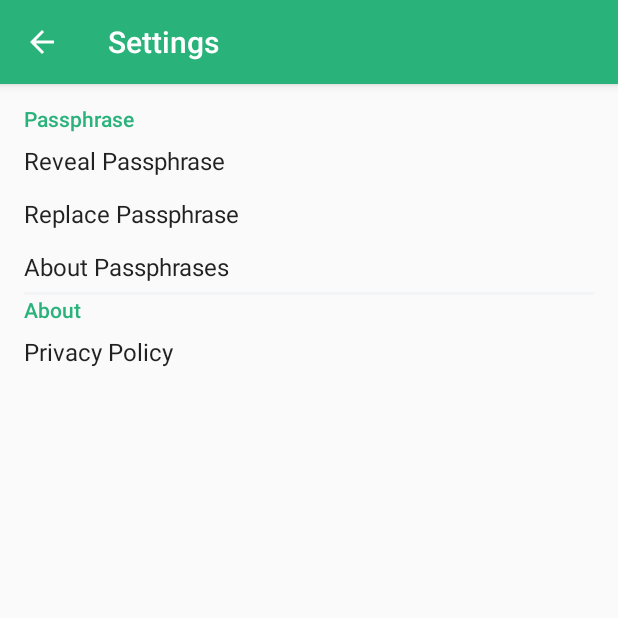
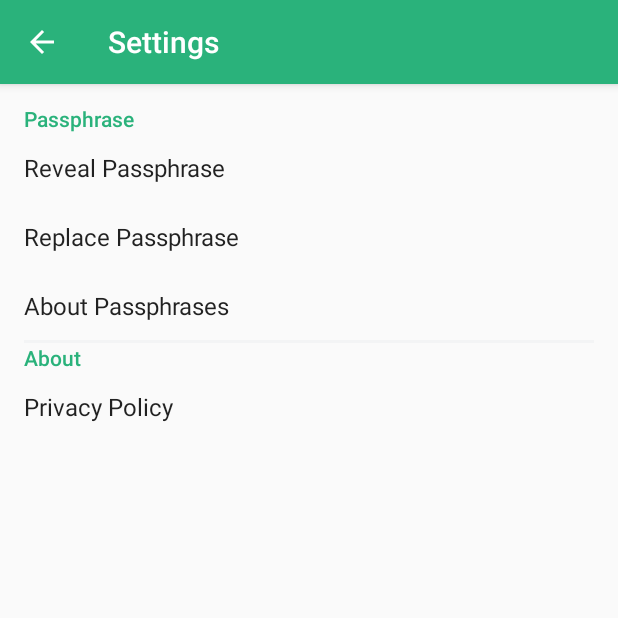
Before and after one commit to blockchain-certificates/wallet-android, an Android app: the SettingsFragment screen opened directly, with no data from a screen before it, on a phone screen of 412 x 824 dp, the top half of it. Run offline under Robolectric (Android 15) with nearby library versions, the phone set to English and light mode, and no system bars; our stand-ins replace data binding.

Commit message:
updated layout changes to addIssuer and settings fragment layouts

```diff
--- a/LearningMachine/app/src/main/res/layout/fragment_add_issuer.xml
+++ b/LearningMachine/app/src/main/res/layout/fragment_add_issuer.xml
@@ -8,8 +8,8 @@
         android:layout_width="match_parent"
         android:layout_height="match_parent"
         android:orientation="vertical"
-        android:paddingLeft="@dimen/fragment_add_issuer_linear_layout_left_padding"
-        android:paddingRight="@dimen/fragment_add_issuer_linear_layout_right_padding"
+        android:paddingStart="@dimen/fragment_add_issuer_linear_layout_padding_horizontal"
+        android:paddingEnd="@dimen/fragment_add_issuer_linear_layout_padding_horizontal"
         android:paddingTop="@dimen/fragment_add_issuer_linear_layout_top_padding"
         tools:context="com.learningmachine.android.app.ui.issuer.AddIssuerActivity">
 
@@ -30,6 +30,7 @@
                 android:layout_width="match_parent"
                 android:layout_height="wrap_content"
                 android:hint="@string/fragment_add_issuer_url"
+                android:paddingRight="@dimen/fragment_add_isser_editText_padding_right"
                 android:paddingBottom="@dimen/fragment_add_isser_url_edittext_bottom_padding"
                 style="@style/Material.Light.Subhead.Disabled"/>
         </android.support.design.widget.TextInputLayout>
@@ -51,6 +52,7 @@
                 android:layout_width="match_parent"
                 android:layout_height="wrap_content"
                 android:hint="@string/fragment_add_issuer_add_identity"
+                android:paddingRight="@dimen/fragment_add_isser_editText_padding_right"
                 style="@style/Material.Light.Subhead.Disabled"/>
 
         </android.support.design.widget.TextInputLayout>
--- a/LearningMachine/app/src/main/res/layout/fragment_settings.xml
+++ b/LearningMachine/app/src/main/res/layout/fragment_settings.xml
@@ -11,8 +11,8 @@
             android:layout_width="match_parent"
             android:layout_height="wrap_content"
             android:orientation="vertical"
-            android:paddingEnd="@dimen/fragment_settings_linear_layout_padding_end"
-            android:paddingStart="@dimen/fragment_settings_linear_layout_padding_start"
+            android:paddingEnd="@dimen/fragment_settings_linear_layout_horizontal_padding"
+            android:paddingStart="@dimen/fragment_settings_linear_layout_horizontal_padding"
             android:paddingTop="@dimen/fragment_settings_linear_layout_padding_top"
             tools:context="com.learningmachine.android.app.ui.settings.SettingsActivity">
 
@@ -47,8 +47,7 @@
             <View
                 android:layout_width="match_parent"
                 android:layout_height="2dp"
-                android:background="@color/off_white_background"
-                style="@style/Settings.TextView"/>
+                android:background="@color/off_white_background"/>
 
             <TextView
                 android:id="@+id/settings_about_header_text"
--- a/LearningMachine/app/src/main/res/values/dimens.xml
+++ b/LearningMachine/app/src/main/res/values/dimens.xml
@@ -6,8 +6,8 @@
 
     <!--Add Issuer Fragment Dimensions -->
     <dimen name="fragment_add_issuer_linear_layout_top_padding">22dp</dimen>
-    <dimen name="fragment_add_issuer_linear_layout_left_padding">16dp</dimen>
-    <dimen name="fragment_add_issuer_linear_layout_right_padding">16dp</dimen>
+    <dimen name="fragment_add_issuer_linear_layout_padding_horizontal">16dp</dimen>
+    <dimen name="fragment_add_isser_editText_padding_right">3dp</dimen>
     <dimen name="fragment_add_issuer_url_textview_top_padding">22dp</dimen>
     <dimen name="fragment_add_issuer_url_textview_bottom_padding">20dp</dimen>
     <dimen name="fragment_add_isser_url_edittext_bottom_padding">38dp</dimen>
@@ -15,10 +15,9 @@
     <dimen name="fragment_add_issuer_textsize">14sp</dimen>
 
     <!-- Settings Fragment Dimensions -->
-    <dimen name="fragment_settings_textview_padding_top">7dp</dimen>
-    <dimen name="fragment_settings_textview_padding_bottom">6dp</dimen>
-    <dimen name="fragment_settings_linear_layout_padding_start">16dp</dimen>
-    <dimen name="fragment_settings_linear_layout_padding_end">16dp</dimen>
+    <dimen name="fragment_settings_textview_padding_top">12dp</dimen>
+    <dimen name="fragment_settings_textview_padding_bottom">12dp</dimen>
+    <dimen name="fragment_settings_linear_layout_horizontal_padding">16dp</dimen>
     <dimen name="fragment_settings_linear_layout_padding_top">13dp</dimen>
 
     <dimen name="fragment_reveal_passphrase_current_container_padding_top">15dp</dimen>
--- a/LearningMachine/app/src/main/res/values/strings.xml
+++ b/LearningMachine/app/src/main/res/values/strings.xml
@@ -16,9 +16,9 @@
     <string name="settings_about_this_app">About this app</string>
     <string name="settings_privacy_policy">Privacy Policy</string>
 
-    <string name="fragment_add_issuer_info_url_text">Add the URL you were given by your Issuer</string>
+    <string name="fragment_add_issuer_info_url_text">Add the URL you were given by your Issuer.</string>
     <string name="fragment_add_issuer_url">Issuer URL</string>
-    <string name="fragment_add_issuer_identity_text">Add information to identify yourself to the Issuer</string>
+    <string name="fragment_add_issuer_identity_text">Add information to identify yourself to the Issuer.</string>
     <string name="fragment_add_issuer_add_identity">One-time Code</string>
 
     <string name="settings_privacy_policy_endpoint">http://www.learningmachine.com/mobile-privacy.html</string>
--- a/LearningMachine/app/src/main/res/values/styles.xml
+++ b/LearningMachine/app/src/main/res/values/styles.xml
@@ -73,11 +73,6 @@
         <item name="android:textColor">@color/black_8b</item>
     </style>
 
-    <style name="LearningMachineTextView.RevealPassphrase">
-        <item name="android:paddingStart">@dimen/fragment_reveal_passphrase_padding_start</item>
-        <item name="android:paddingEnd">@dimen/fragment_reveal_passphrase_padding_end</item>
-    </style>
-
     <style name="Material.Light.Caption" parent="LearningMachineTextView">
         <item name="android:textSize">@dimen/material_light_caption_text_size</item>
         <item name="android:lineSpacingExtra">@dimen/material_light_caption_line_spacing_extra</item>
```
